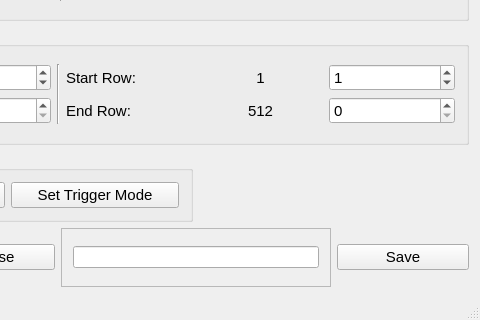
Before: the Qt Designer form cam_gui/cam_gui.ui in iontrapimperial2/XCon_Imperial_Camera_2, drawn with Qt 5; both pictures show x 383 to 863 and y 442 to 762 of the 863 by 762 pixel window.
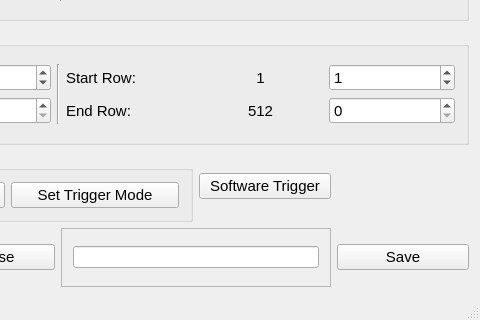
After: the same form once the commit is applied.

Commit message: included more trigger modes and wrote SendSoftwareTrigger in instr_Andor_iXon_ultra

Diff of the .ui file:
```diff
--- a/cam_gui/cam_gui.ui
+++ b/cam_gui/cam_gui.ui
@@ -1067,6 +1067,18 @@
         </layout>
        </widget>
       </item>
+      <item row="10" column="5">
+       <widget class="QPushButton" name="pushButton_soft_trigger">
+        <property name="font">
+         <font>
+          <pointsize>11</pointsize>
+         </font>
+        </property>
+        <property name="text">
+         <string>Software Trigger</string>
+        </property>
+       </widget>
+      </item>
      </layout>
     </item>
    </layout>
```
The commit also changes 6 other files.
